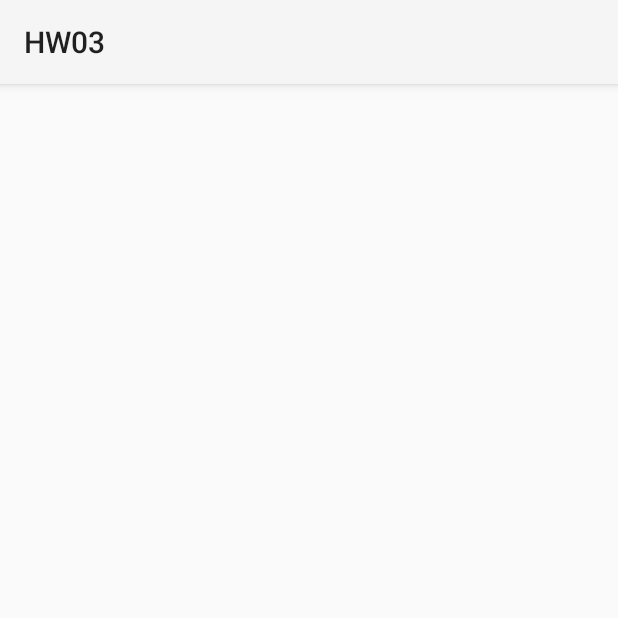
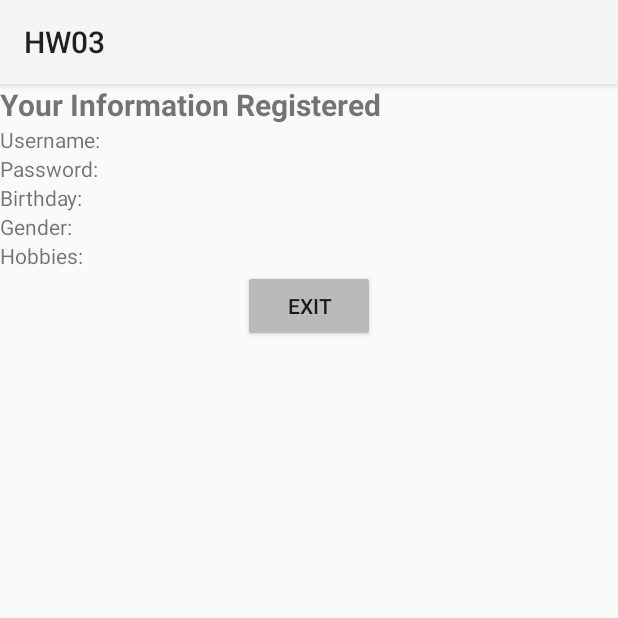
Before and after one commit to team-404-hcmus/404_Mobile, an Android app: the resultform screen opened directly, with no data from a screen before it, on a phone screen of 412 x 824 dp, the top half of it. Run offline under Robolectric (Android 15) with nearby library versions, the light colour scheme and no system bars; 4 statements that could not run were skipped.

Commit message:
resultform

```diff
--- a/HW03/app/src/main/java/com/example/hw03/registerform.java
+++ b/HW03/app/src/main/java/com/example/hw03/registerform.java
@@ -68,7 +68,7 @@ public class registerform extends AppCompatActivity {
                 if (radioButtonId == -1 || username_data.isEmpty() || password_data.isEmpty()
                 || retype_data.isEmpty()||dob_data==null) {
                     checkedToast=Toast.makeText(registerform.this,
-                            "Please fill out all information"+username_data, Toast.LENGTH_LONG);
+                            "Please fill out all information", Toast.LENGTH_LONG);
                     checkedToast.show();
                 }
 
--- a/HW03/app/src/main/java/com/example/hw03/resultform.java
+++ b/HW03/app/src/main/java/com/example/hw03/resultform.java
@@ -2,13 +2,46 @@ package com.example.hw03;
 
 import androidx.appcompat.app.AppCompatActivity;
 
+import android.content.Intent;
 import android.os.Bundle;
+import android.view.View;
+import android.widget.Button;
+import android.widget.TextView;
 
 public class resultform extends AppCompatActivity {
-
+    String username,password,dob,gender,hobbies;
+    TextView username_view,pass_view,dob_view,gender_view,hobbies_view;
+    Button exitBtn;
     @Override
     protected void onCreate(Bundle savedInstanceState) {
         super.onCreate(savedInstanceState);
         setContentView(R.layout.activity_resultform);
+        // get data from registerform activity
+        Intent getData = getIntent();
+        Bundle DataBundle = getData.getExtras();
+        username = DataBundle.getString("username");
+        password = DataBundle.getString("password");
+        dob = DataBundle.getString("dob");
+        gender = DataBundle.getString("gender");
+
+        username_view=findViewById(R.id.result_Username);
+        username_view.setText(username);
+        pass_view=findViewById(R.id.result_Password);
+        pass_view.setText(password);
+        dob_view=findViewById(R.id.result_DoB);
+        dob_view.setText(dob);
+        gender_view=findViewById(R.id.result_Gender);
+        gender_view.setText(gender);
+
+        exitBtn=findViewById(R.id.exit_Button);
+        exitBtn.setOnClickListener(new View.OnClickListener() {
+            @Override
+            public void onClick(View view) {
+                moveTaskToBack(true);
+                android.os.Process.killProcess(android.os.Process.myPid());
+                System.exit(1);
+
+            }
+        });
     }
 }
--- a/HW03/app/src/main/res/layout/activity_resultform.xml
+++ b/HW03/app/src/main/res/layout/activity_resultform.xml
@@ -1,9 +1,92 @@
 <?xml version="1.0" encoding="utf-8"?>
-<androidx.constraintlayout.widget.ConstraintLayout xmlns:android="http://schemas.android.com/apk/res/android"
-    xmlns:app="http://schemas.android.com/apk/res-auto"
-    xmlns:tools="http://schemas.android.com/tools"
+<LinearLayout
+    xmlns:android="http://schemas.android.com/apk/res/android"
     android:layout_width="match_parent"
     android:layout_height="match_parent"
-    tools:context=".resultform">
+    android:orientation="vertical">
+    <TextView
+        android:layout_width="wrap_content"
+        android:layout_height="wrap_content"
+        android:text="Your Information Registered"
+        android:textStyle="bold"
+        android:textSize="20dp"/>
+    <LinearLayout
+        android:layout_width="match_parent"
+        android:layout_height="wrap_content"
+        android:orientation="horizontal">
+        <TextView
+            android:layout_width="wrap_content"
+            android:layout_height="wrap_content"
+            android:text="Username:"/>
+        <TextView
+            android:id="@+id/result_Username"
+            android:layout_width="match_parent"
+            android:layout_height="wrap_content"
+            android:text=""/>
+    </LinearLayout>
+    <LinearLayout
+        android:layout_width="match_parent"
+        android:layout_height="wrap_content"
+        android:orientation="horizontal">
+        <TextView
+            android:layout_width="wrap_content"
+            android:layout_height="wrap_content"
+            android:text="Password: "/>
+        <TextView
+            android:id="@+id/result_Password"
+            android:layout_width="match_parent"
+            android:layout_height="wrap_content"
+            android:text=""
+            android:inputType="textPassword"/>
+    </LinearLayout>
+    <LinearLayout
+        android:layout_width="match_parent"
+        android:layout_height="wrap_content"
+        android:orientation="horizontal">
+        <TextView
 
-</androidx.constraintlayout.widget.ConstraintLayout>
+            android:layout_width="wrap_content"
+            android:layout_height="wrap_content"
+            android:text="Birthday:"/>
+        <TextView
+            android:id="@+id/result_DoB"
+            android:layout_width="match_parent"
+            android:layout_height="wrap_content"
+            android:text=""/>
+    </LinearLayout>
+    <LinearLayout
+        android:layout_width="match_parent"
+        android:layout_height="wrap_content"
+        android:orientation="horizontal">
+        <TextView
+            android:layout_width="wrap_content"
+            android:layout_height="wrap_content"
+            android:text="Gender:"/>
+        <TextView
+            android:id="@+id/result_Gender"
+            android:layout_width="match_parent"
+            android:layout_height="wrap_content"
+            android:text=""/>
+    </LinearLayout>
+    <LinearLayout
+        android:layout_width="match_parent"
+        android:layout_height="wrap_content"
+        android:orientation="horizontal">
+        <TextView
+            android:layout_width="wrap_content"
+            android:layout_height="wrap_content"
+            android:text="Hobbies: "/>
+        <TextView
+            android:id="@+id/result_Hobbies"
+            android:layout_width="match_parent"
+            android:layout_height="wrap_content"
+            android:text=""/>
+    </LinearLayout>
+    <Button
+        android:id="@+id/exit_Button"
+        android:layout_width="wrap_content"
+        android:layout_height="wrap_content"
+        android:text="Exit"
+        android:layout_gravity="center"
+        android:backgroundTint="@color/grey"/>
+</LinearLayout>
```
